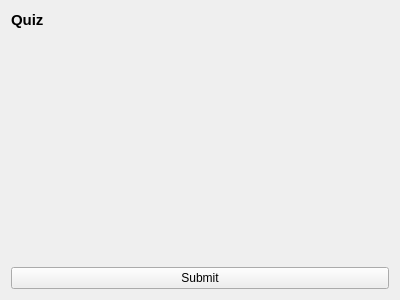
Qt form qtCanvas/forms/take_quiz.ui (amireh/qtCanvas) before a commit.
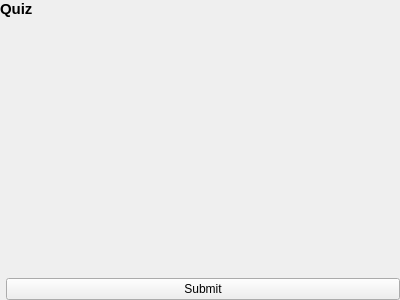
The same form after that commit.

Commit message: Improved TakeQuiz layouting, now building a Question Index sidebar widget

Patch:
```diff
--- a/qtCanvas/forms/take_quiz.ui
+++ b/qtCanvas/forms/take_quiz.ui
@@ -25,12 +25,9 @@
   <property name="styleSheet">
    <string notr="true"/>
   </property>
-  <layout class="QGridLayout" name="gridLayout">
-   <item row="0" column="0">
-    <widget class="QFrame" name="verticalFrame">
-     <layout class="QVBoxLayout" name="quizLayout">
-      <property name="spacing">
-       <number>5</number>
+  <layout class="QVBoxLayout" name="verticalLayout">
+   <property name="sizeConstraint">
+    <enum>QLayout::SetMinAndMaxSize</enum>
       </property>
       <property name="leftMargin">
        <number>0</number>
@@ -84,7 +81,45 @@
        </widget>
       </item>
       <item>
+    <layout class="QGridLayout" name="gridLayout_2">
+     <property name="sizeConstraint">
+      <enum>QLayout::SetMinAndMaxSize</enum>
+     </property>
+     <item row="1" column="1">
+      <widget class="QFrame" name="quizFrame">
+       <property name="sizePolicy">
+        <sizepolicy hsizetype="MinimumExpanding" vsizetype="MinimumExpanding">
+         <horstretch>0</horstretch>
+         <verstretch>0</verstretch>
+        </sizepolicy>
+       </property>
+       <layout class="QVBoxLayout" name="quizLayout">
+        <property name="spacing">
+         <number>5</number>
+        </property>
+        <property name="sizeConstraint">
+         <enum>QLayout::SetMinAndMaxSize</enum>
+        </property>
+        <property name="leftMargin">
+         <number>0</number>
+        </property>
+        <property name="topMargin">
+         <number>0</number>
+        </property>
+        <property name="rightMargin">
+         <number>0</number>
+        </property>
+        <property name="bottomMargin">
+         <number>0</number>
+        </property>
+        <item>
        <widget class="QScrollArea" name="scrollArea">
+          <property name="sizePolicy">
+           <sizepolicy hsizetype="MinimumExpanding" vsizetype="MinimumExpanding">
+            <horstretch>0</horstretch>
+            <verstretch>0</verstretch>
+           </sizepolicy>
+          </property>
         <property name="frameShape">
          <enum>QFrame::NoFrame</enum>
         </property>
@@ -96,22 +131,71 @@
           <rect>
            <x>0</x>
            <y>0</y>
-           <width>384</width>
-           <height>229</height>
-          </rect>
-         </property>
-        </widget>
-       </widget>
-      </item>
-     </layout>
-    </widget>
-   </item>
-   <item row="1" column="0">
+             <width>393</width>
+             <height>243</height>
+            </rect>
+           </property>
+           <property name="sizePolicy">
+            <sizepolicy hsizetype="MinimumExpanding" vsizetype="MinimumExpanding">
+             <horstretch>0</horstretch>
+             <verstretch>0</verstretch>
+            </sizepolicy>
+           </property>
+           <layout class="QVBoxLayout" name="verticalLayout_4">
+            <property name="sizeConstraint">
+             <enum>QLayout::SetDefaultConstraint</enum>
+            </property>
+            <property name="leftMargin">
+             <number>0</number>
+            </property>
+            <property name="topMargin">
+             <number>0</number>
+            </property>
+            <property name="bottomMargin">
+             <number>0</number>
+            </property>
+           </layout>
+          </widget>
+         </widget>
+        </item>
+        <item>
     <widget class="QPushButton" name="submitButton">
      <property name="text">
       <string>Submit</string>
      </property>
     </widget>
+        </item>
+       </layout>
+      </widget>
+     </item>
+     <item row="1" column="0">
+      <widget class="QFrame" name="indexFrame">
+       <property name="frameShape">
+        <enum>QFrame::NoFrame</enum>
+       </property>
+       <property name="frameShadow">
+        <enum>QFrame::Raised</enum>
+       </property>
+       <layout class="QVBoxLayout" name="verticalLayout_2">
+        <property name="sizeConstraint">
+         <enum>QLayout::SetMaximumSize</enum>
+        </property>
+        <property name="leftMargin">
+         <number>0</number>
+        </property>
+        <property name="topMargin">
+         <number>0</number>
+        </property>
+        <property name="rightMargin">
+         <number>0</number>
+        </property>
+        <property name="bottomMargin">
+         <number>0</number>
+        </property>
+       </layout>
+      </widget>
+     </item>
+    </layout>
    </item>
   </layout>
  </widget>
```
Left out of the diff: 2 changed lines with no effect on the pictures. Lines whose indentation alone changed are shown as unchanged. The commit also changes 19 other files.
